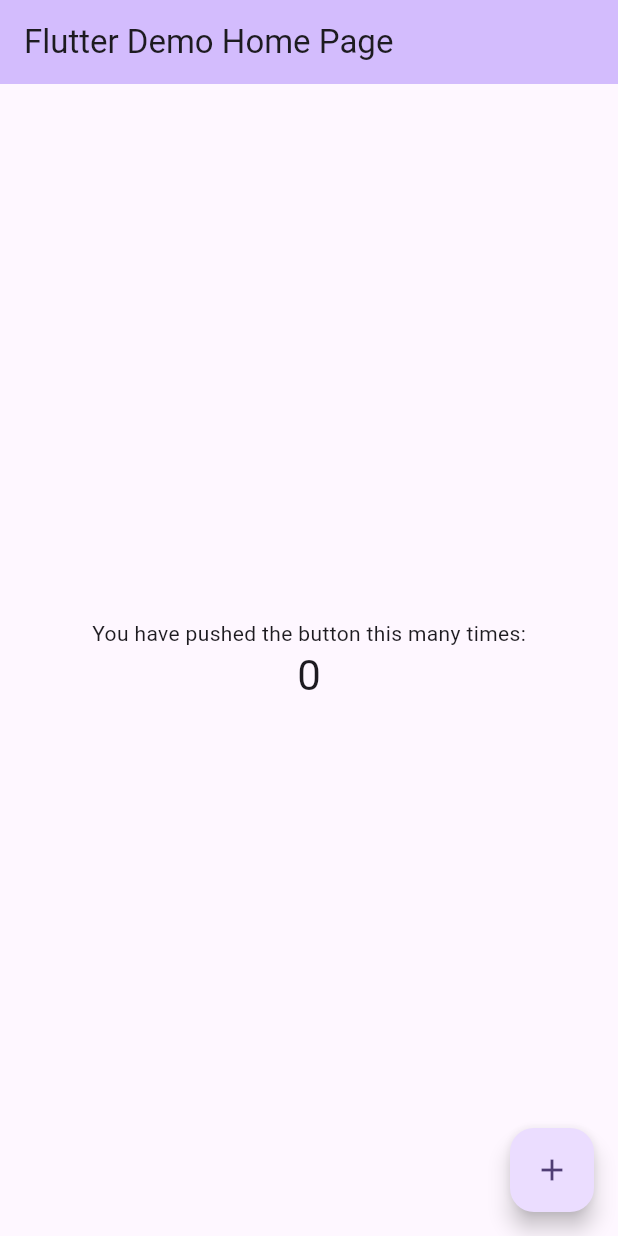
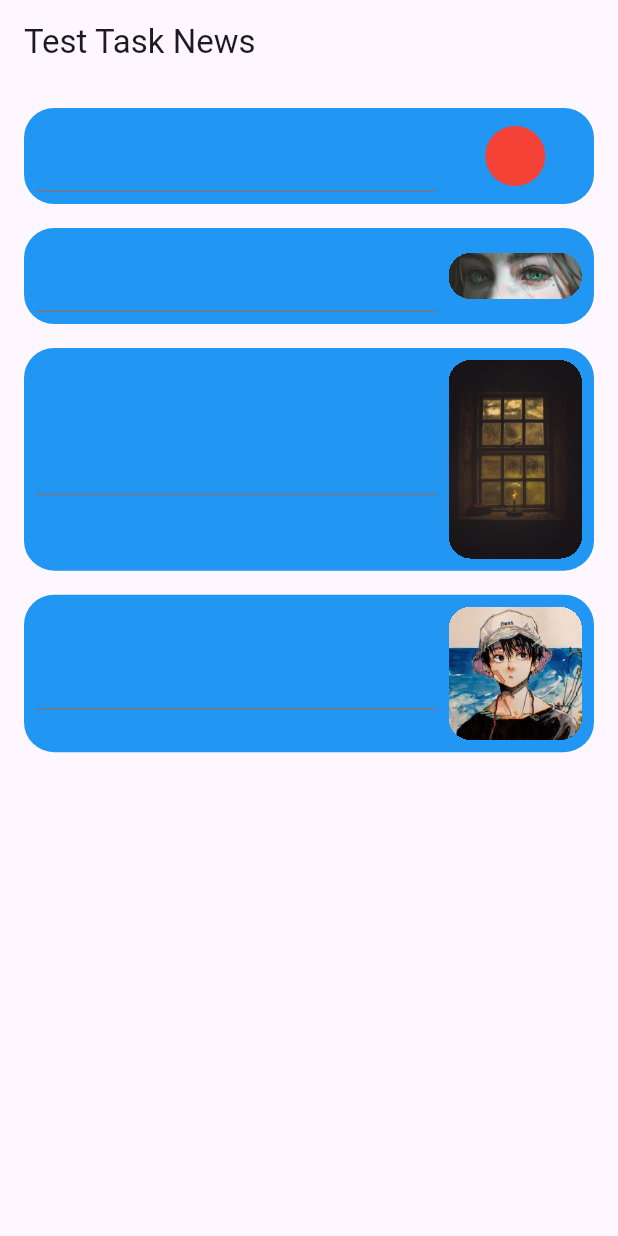
Before and after one commit to YaRamis/test_task_news, a Flutter app: the screen it shows after launch, on a phone screen of 412 x 824 dp. Run offline on Flutter 3.47's test engine with Material 3 defaults, Android fonts, the phone set to English and light mode, and no system bars.

Commit message:
added two types of cards

```diff
--- a/lib/main.dart
+++ b/lib/main.dart
@@ -1,125 +1,6 @@
 import 'package:flutter/material.dart';
+import 'package:test_task_news/widgets/app.dart';
 
 void main() {
-  runApp(const MyApp());
+  runApp(const App());
 }
-
-class MyApp extends StatelessWidget {
-  const MyApp({super.key});
-
-  // This widget is the root of your application.
-  @override
-  Widget build(BuildContext context) {
-    return MaterialApp(
-      title: 'Flutter Demo',
-      theme: ThemeData(
-        // This is the theme of your application.
-        //
-        // TRY THIS: Try running your application with "flutter run". You'll see
-        // the application has a purple toolbar. Then, without quitting the app,
-        // try changing the seedColor in the colorScheme below to Colors.green
-        // and then invoke "hot reload" (save your changes or press the "hot
-        // reload" button in a Flutter-supported IDE, or press "r" if you used
-        // the command line to start the app).
-        //
-        // Notice that the counter didn't reset back to zero; the application
-        // state is not lost during the reload. To reset the state, use hot
-        // restart instead.
-        //
-        // This works for code too, not just values: Most code changes can be
-        // tested with just a hot reload.
-        colorScheme: ColorScheme.fromSeed(seedColor: Colors.deepPurple),
-        useMaterial3: true,
-      ),
-      home: const MyHomePage(title: 'Flutter Demo Home Page'),
-    );
-  }
-}
-
-class MyHomePage extends StatefulWidget {
-  const MyHomePage({super.key, required this.title});
-
-  // This widget is the home page of your application. It is stateful, meaning
-  // that it has a State object (defined below) that contains fields that affect
-  // how it looks.
-
-  // This class is the configuration for the state. It holds the values (in this
-  // case the title) provided by the parent (in this case the App widget) and
-  // used by the build method of the State. Fields in a Widget subclass are
-  // always marked "final".
-
-  final String title;
-
-  @override
-  State<MyHomePage> createState() => _MyHomePageState();
-}
-
-class _MyHomePageState extends State<MyHomePage> {
-  int _counter = 0;
-
-  void _incrementCounter() {
-    setState(() {
-      // This call to setState tells the Flutter framework that something has
-      // changed in this State, which causes it to rerun the build method below
-      // so that the display can reflect the updated values. If we changed
-      // _counter without calling setState(), then the build method would not be
-      // called again, and so nothing would appear to happen.
-      _counter++;
-    });
-  }
-
-  @override
-  Widget build(BuildContext context) {
-    // This method is rerun every time setState is called, for instance as done
-    // by the _incrementCounter method above.
-    //
-    // The Flutter framework has been optimized to make rerunning build methods
-    // fast, so that you can just rebuild anything that needs updating rather
-    // than having to individually change instances of widgets.
-    return Scaffold(
-      appBar: AppBar(
-        // TRY THIS: Try changing the color here to a specific color (to
-        // Colors.amber, perhaps?) and trigger a hot reload to see the AppBar
-        // change color while the other colors stay the same.
-        backgroundColor: Theme.of(context).colorScheme.inversePrimary,
-        // Here we take the value from the MyHomePage object that was created by
-        // the App.build method, and use it to set our appbar title.
-        title: Text(widget.title),
-      ),
-      body: Center(
-        // Center is a layout widget. It takes a single child and positions it
-        // in the middle of the parent.
-        child: Column(
-          // Column is also a layout widget. It takes a list of children and
-          // arranges them vertically. By default, it sizes itself to fit its
-          // children horizontally, and tries to be as tall as its parent.
-          //
-          // Column has various properties to control how it sizes itself and
-          // how it positions its children. Here we use mainAxisAlignment to
-          // center the children vertically; the main axis here is the vertical
-          // axis because Columns are vertical (the cross axis would be
-          // horizontal).
-          //
-          // TRY THIS: Invoke "debug painting" (choose the "Toggle Debug Paint"
-          // action in the IDE, or press "p" in the console), to see the
-          // wireframe for each widget.
-          mainAxisAlignment: MainAxisAlignment.center,
-          children: <Widget>[
-            const Text(
-              'You have pushed the button this many times:',
-            ),
-            Text(
-              '$_counter',
-              style: Theme.of(context).textTheme.headlineMedium,
-            ),
-          ],
-        ),
-      ),
-      floatingActionButton: FloatingActionButton(
-        onPressed: _incrementCounter,
-        tooltip: 'Increment',
-        child: const Icon(Icons.add),
-      ), // This trailing comma makes auto-formatting nicer for build methods.
-    );
-  }
-}
--- /dev/null
+++ b/lib/widgets/app.dart
@@ -0,0 +1,20 @@
+import 'package:flutter/material.dart';
+
+import 'home_screen/home_screen_widget.dart';
+
+class App extends StatelessWidget {
+  const App({super.key});
+
+  @override
+  Widget build(BuildContext context) {
+    return MaterialApp(
+      title: 'Test Task News',
+      debugShowCheckedModeBanner: false,
+      theme: ThemeData(
+        colorScheme: ColorScheme.fromSeed(seedColor: Colors.deepPurple),
+        useMaterial3: true,
+      ),
+      home: const HomeScreenWidget(),
+    );
+  }
+}
--- /dev/null
+++ b/lib/widgets/home_screen/home_screen_widget.dart
@@ -0,0 +1,33 @@
+import 'package:flutter/material.dart';
+import 'package:test_task_news/widgets/my_card/my_card_widget.dart';
+
+class HomeScreenWidget extends StatelessWidget {
+  const HomeScreenWidget({super.key});
+
+  @override
+  Widget build(BuildContext context) {
+    return Scaffold(
+      appBar: AppBar(
+        title: const Text('Test Task News'),
+      ),
+      body: const Padding(
+        padding: EdgeInsets.all(16),
+        child: SingleChildScrollView(
+          child: Column(
+            mainAxisSize: MainAxisSize.min,
+            children: [
+              MyCardWidget(),
+              SizedBox(height: 16),
+              MyCardWidget(imageAsset: 'assets/images/first.jpg'),
+              SizedBox(height: 16),
+              MyCardWidget(imageAsset: 'assets/images/second.jpg'),
+              SizedBox(height: 16),
+              MyCardWidget(imageAsset: 'assets/images/third.jpg'),
+              SizedBox(height: 16),
+            ],
+          ),
+        ),
+      ),
+    );
+  }
+}
--- /dev/null
+++ b/lib/widgets/my_card/my_card_postfix_widget.dart
@@ -0,0 +1,38 @@
+import 'package:flutter/material.dart';
+
+class MyCardPostfixCircleWidget extends StatelessWidget {
+  const MyCardPostfixCircleWidget({
+    super.key,
+  });
+
+  @override
+  Widget build(BuildContext context) {
+    return Container(
+      height: 40,
+      decoration: const BoxDecoration(
+        shape: BoxShape.circle,
+        color: Colors.red,
+      ),
+    );
+  }
+}
+
+class MyCardPostfixImageWidget extends StatelessWidget {
+  final String imageAsset;
+
+  const MyCardPostfixImageWidget({
+    super.key,
+    required this.imageAsset,
+  });
+
+  @override
+  Widget build(BuildContext context) {
+    return Container(
+      decoration: BoxDecoration(
+        borderRadius: BorderRadius.circular(15),
+      ),
+      clipBehavior: Clip.hardEdge,
+      child: Image.asset(imageAsset),
+    );
+  }
+}
--- /dev/null
+++ b/lib/widgets/my_card/my_card_widget.dart
@@ -0,0 +1,59 @@
+import 'package:flutter/material.dart';
+
+import 'my_card_postfix_widget.dart';
+
+class MyCardWidget extends StatefulWidget {
+  final String? imageAsset;
+
+  const MyCardWidget({
+    super.key,
+    this.imageAsset,
+  });
+
+  @override
+  State<MyCardWidget> createState() => _MyCardWidgetState();
+}
+
+class _MyCardWidgetState extends State<MyCardWidget> {
+  final GlobalKey _key = GlobalKey();
+
+  final _controller = TextEditingController();
+
+  @override
+  Widget build(BuildContext context) {
+    return Container(
+      key: _key,
+      constraints: const BoxConstraints(minHeight: 60),
+      decoration: BoxDecoration(
+        borderRadius: BorderRadius.circular(20),
+        color: Colors.blue,
+      ),
+      clipBehavior: Clip.hardEdge,
+      // padding: const EdgeInsets.all(16),
+      child: Padding(
+        padding: const EdgeInsets.all(8),
+        child: Row(
+          children: [
+            Flexible(
+              flex: 3,
+              child: TextField(
+                controller: _controller,
+                style: const TextStyle(fontSize: 14),
+                maxLines: null,
+              ),
+            ),
+            const SizedBox(width: 8),
+            Flexible(
+              flex: 1,
+              child: widget.imageAsset != null
+                  ? MyCardPostfixImageWidget(
+                      imageAsset: widget.imageAsset!,
+                    )
+                  : const MyCardPostfixCircleWidget(),
+            ),
+          ],
+        ),
+      ),
+    );
+  }
+}
```
Also changed, not shown: pubspec.yaml (+4 -3 lines), assets/images/first.jpg (added), assets/images/second.jpg (added), assets/images/third.jpg (added), 1 other file.
